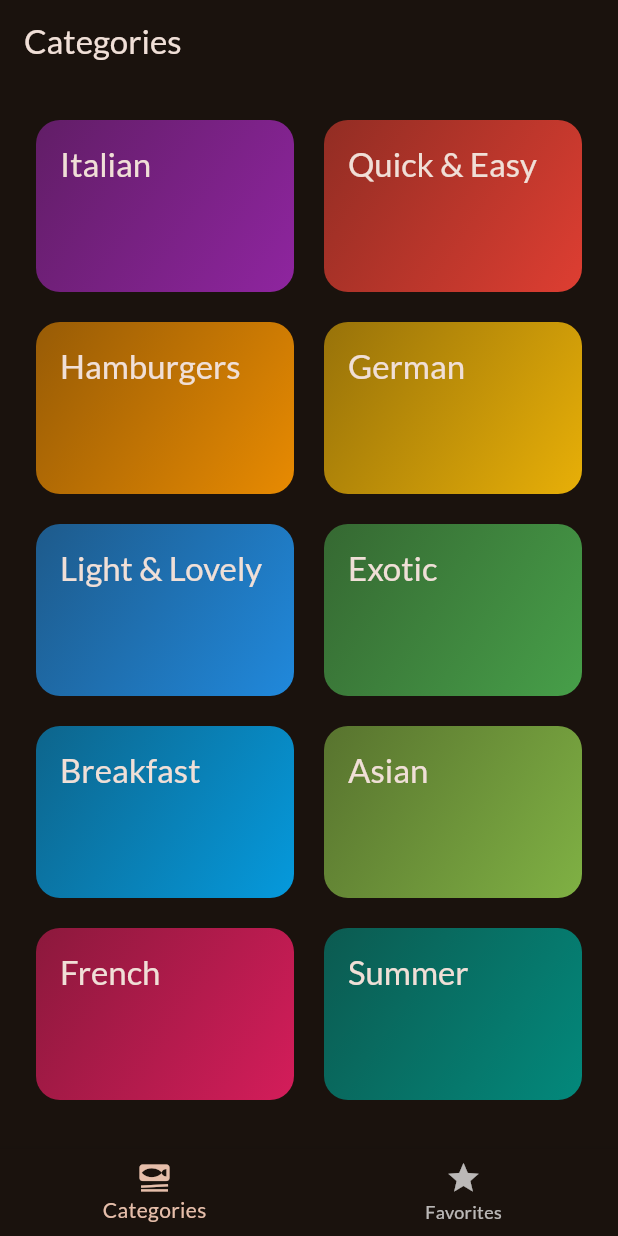
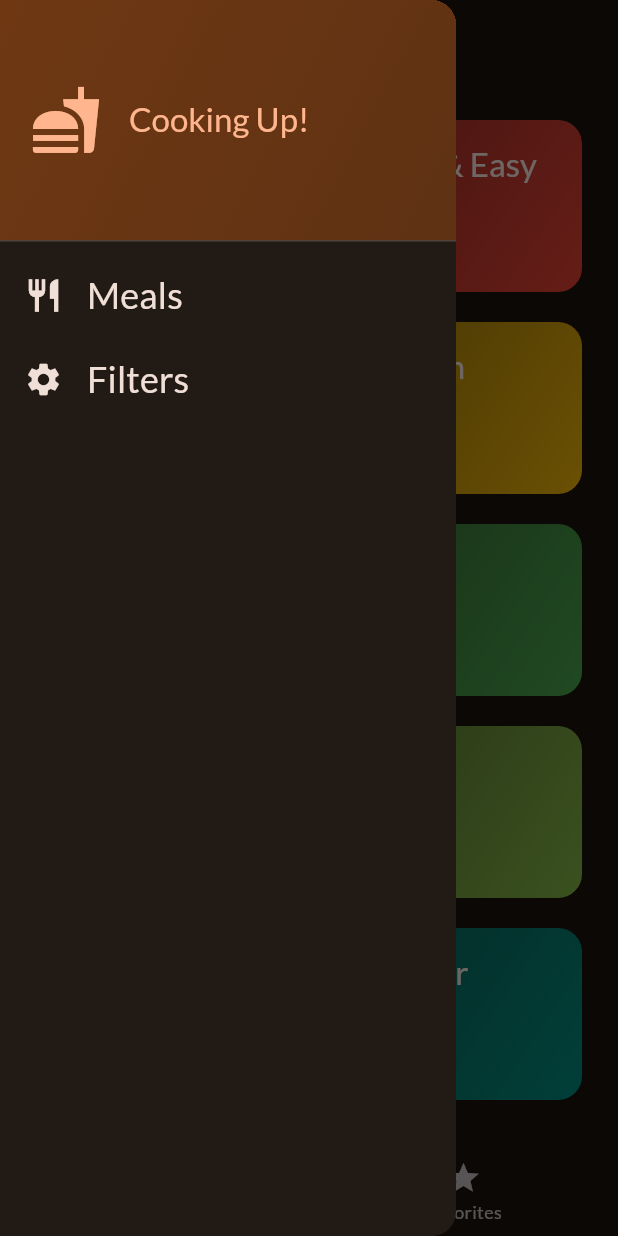
Before and after one commit to do5-5anto5/meals_app, a Flutter app: the screen it shows after launch, with the side drawer open (before the commit the screen has no drawer), on a phone screen of 412 x 824 dp. Run offline on Flutter 3.47's test engine with Material 3 defaults, Android fonts, the phone set to English and light mode, and no system bars; our stand-ins replace google_fonts, transparent_image.

Commit message:
Feature: Create MainDrawer widget

```diff
--- a/lib/screens/tabs.dart
+++ b/lib/screens/tabs.dart
@@ -2,6 +2,7 @@ import 'package:flutter/material.dart';
 import 'package:meals_app/models/meal.dart';
 import 'package:meals_app/screens/categories.dart';
 import 'package:meals_app/screens/meals.dart';
+import 'package:meals_app/widgets/drawer.dart';
 
 class TabsScreen extends StatefulWidget {
   const TabsScreen({super.key});
@@ -61,6 +62,7 @@ class _TabsScreenState extends State<TabsScreen> {
 
     return Scaffold(
       appBar: AppBar(title: Text(activePageTitle)),
+      drawer: const MainDrawer(),
       body: activePage,
       bottomNavigationBar: BottomNavigationBar(
         onTap: _selectPage,
--- /dev/null
+++ b/lib/widgets/drawer.dart
@@ -0,0 +1,74 @@
+import 'package:flutter/material.dart';
+
+class MainDrawer extends StatelessWidget {
+  const MainDrawer({super.key});
+
+  @override
+  Widget build(BuildContext context) {
+    return Drawer(
+      child: Column(
+        children: [
+          DrawerHeader(
+            padding: const EdgeInsets.all(20),
+            decoration: BoxDecoration(
+              gradient: LinearGradient(
+                colors: [
+                  Theme.of(context).colorScheme.primaryContainer,
+                  Theme.of(context).colorScheme.primaryContainer.withAlpha(200),
+                ],
+                begin: Alignment.topLeft,
+                end: Alignment.bottomRight,
+              ),
+            ),
+            child: Row(
+              children: [
+                Icon(
+                  Icons.fastfood,
+                  size: 48,
+                  color: Theme.of(context).colorScheme.primary,
+                ),
+                SizedBox(width: 18),
+                Text(
+                  'Cooking Up!',
+                  style: Theme.of(context).textTheme.titleLarge!.copyWith(
+                    color: Theme.of(context).colorScheme.primary,
+                  ),
+                ),
+              ],
+            ),
+          ),
+          ListTile(
+            leading: Icon(
+              Icons.restaurant,
+              size: 26,
+              color: Theme.of(context).colorScheme.onSurface,
+            ),
+            title: Text(
+              'Meals',
+              style: Theme.of(context).textTheme.titleSmall!.copyWith(
+                color: Theme.of(context).colorScheme.onSurface,
+                fontSize: 24,
+              ),
+            ),
+            onTap: () {},
+          ),
+          ListTile(
+            leading: Icon(
+              Icons.settings,
+              size: 26,
+              color: Theme.of(context).colorScheme.onSurface,
+            ),
+            title: Text(
+              'Filters',
+              style: Theme.of(context).textTheme.titleSmall!.copyWith(
+                color: Theme.of(context).colorScheme.onSurface,
+                fontSize: 24,
+              ),
+            ),
+            onTap: () {},
+          ),
+        ],
+      ),
+    );
+  }
+}
```
